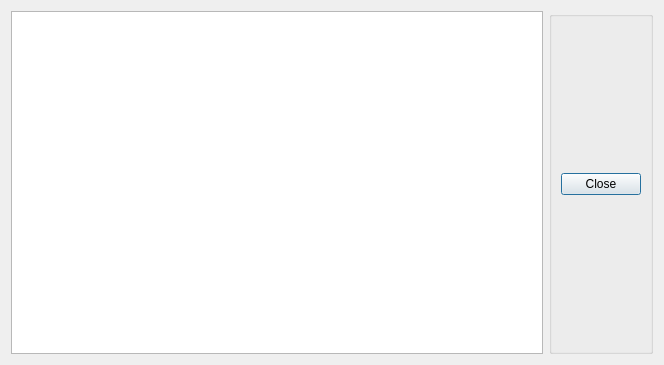
Old version of the form LHCbDIRAC/BookkeepingSystem/Gui/Widget/InfoDialog.ui in the repository antolu/LHCbDIRAC.
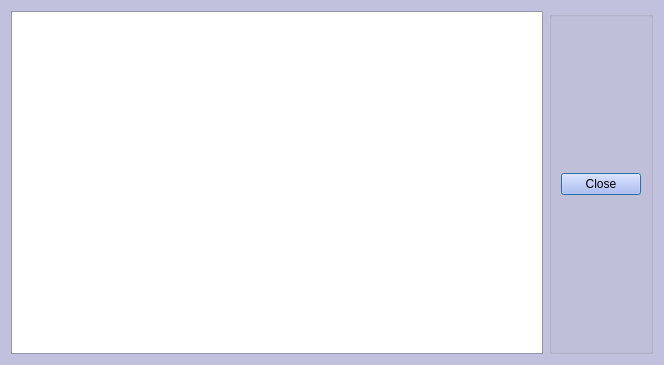
New version of the form.

```diff
--- a/LHCbDIRAC/BookkeepingSystem/Gui/Widget/InfoDialog.ui
+++ b/LHCbDIRAC/BookkeepingSystem/Gui/Widget/InfoDialog.ui
@@ -12,7 +12,98 @@
     <height>365</height>
    </rect>
   </property>
-  <property name="windowTitle" >
+  <property name="palette">
+   <palette>
+    <active>
+     <colorrole role="Button">
+      <brush brushstyle="SolidPattern">
+       <color alpha="255">
+        <red>170</red>
+        <green>178</green>
+        <blue>249</blue>
+       </color>
+      </brush>
+     </colorrole>
+     <colorrole role="Base">
+      <brush brushstyle="SolidPattern">
+       <color alpha="255">
+        <red>255</red>
+        <green>255</green>
+        <blue>255</blue>
+       </color>
+      </brush>
+     </colorrole>
+     <colorrole role="Window">
+      <brush brushstyle="SolidPattern">
+       <color alpha="255">
+        <red>193</red>
+        <green>193</green>
+        <blue>221</blue>
+       </color>
+      </brush>
+     </colorrole>
+    </active>
+    <inactive>
+     <colorrole role="Button">
+      <brush brushstyle="SolidPattern">
+       <color alpha="255">
+        <red>170</red>
+        <green>178</green>
+        <blue>249</blue>
+       </color>
+      </brush>
+     </colorrole>
+     <colorrole role="Base">
+      <brush brushstyle="SolidPattern">
+       <color alpha="255">
+        <red>255</red>
+        <green>255</green>
+        <blue>255</blue>
+       </color>
+      </brush>
+     </colorrole>
+     <colorrole role="Window">
+      <brush brushstyle="SolidPattern">
+       <color alpha="255">
+        <red>193</red>
+        <green>193</green>
+        <blue>221</blue>
+       </color>
+      </brush>
+     </colorrole>
+    </inactive>
+    <disabled>
+     <colorrole role="Button">
+      <brush brushstyle="SolidPattern">
+       <color alpha="255">
+        <red>170</red>
+        <green>178</green>
+        <blue>249</blue>
+       </color>
+      </brush>
+     </colorrole>
+     <colorrole role="Base">
+      <brush brushstyle="SolidPattern">
+       <color alpha="255">
+        <red>193</red>
+        <green>193</green>
+        <blue>221</blue>
+       </color>
+      </brush>
+     </colorrole>
+     <colorrole role="Window">
+      <brush brushstyle="SolidPattern">
+       <color alpha="255">
+        <red>193</red>
+        <green>193</green>
+        <blue>221</blue>
+       </color>
+      </brush>
+     </colorrole>
+    </disabled>
+   </palette>
+  </property>
+  <property name="windowTitle">
    <string>Feicim Info dialog</string>
   </property>
   <layout class="QHBoxLayout" >
```
Left out of the diff: 28 changed lines with no effect on the pictures.
